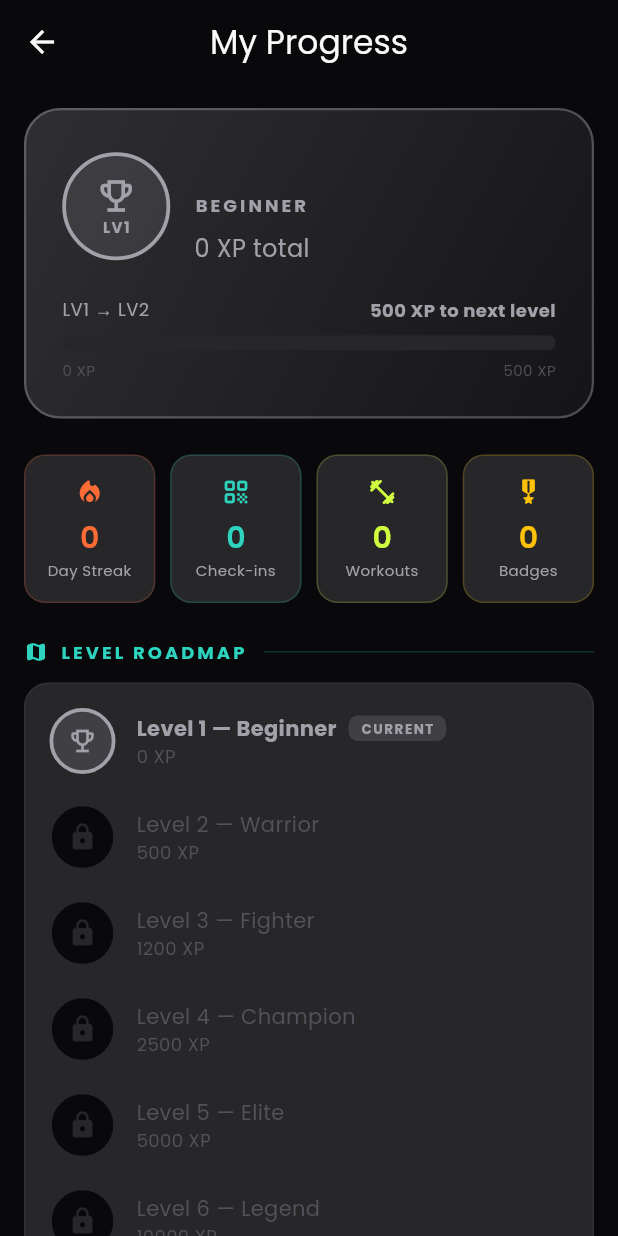
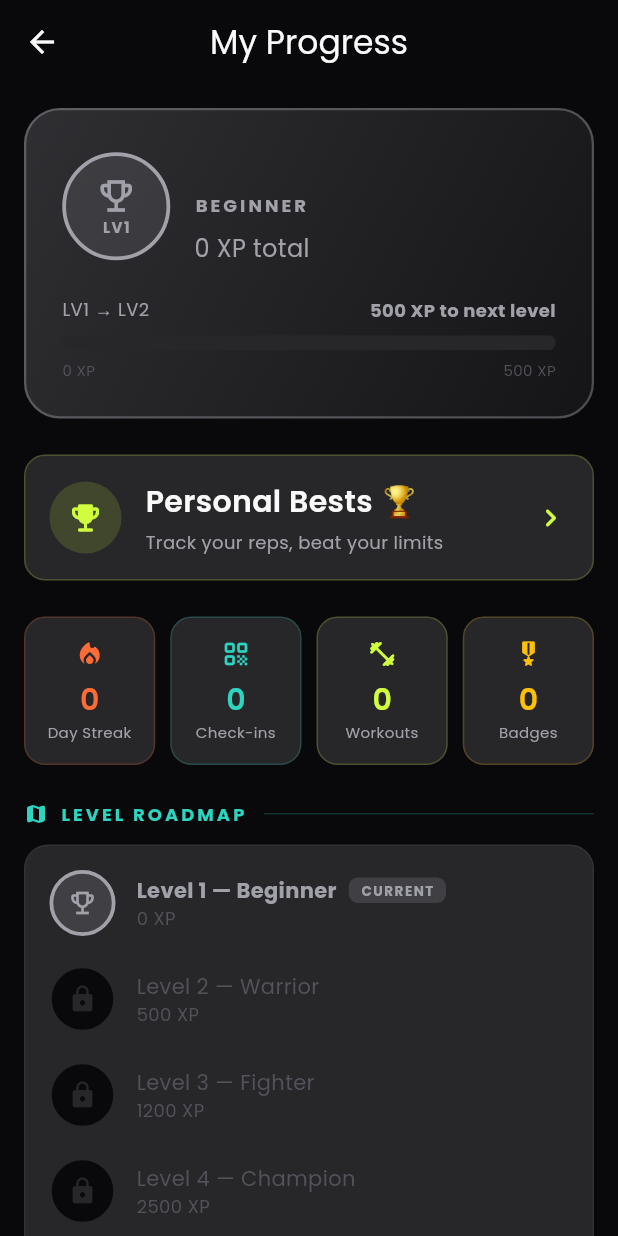
Before and after one commit to mindmonkey2/spring_health, a Flutter app: the XpScreen screen opened directly with empty values, on a phone screen of 412 x 824 dp. Run offline on Flutter 3.47's test engine with Material 3 defaults, Android fonts, the phone set to English and light mode, and no system bars; drawn by our look-alikes of flutter_animate; our stand-ins replace cloud_firestore, connectivity_plus, csv, firebase_auth, firebase_core, firebase_messaging and 14 more; missing offline and left inert: health, mailer, mobile_scanner, razorpay_flutter; accounts and stored records are empty.

```diff
--- a/spring_health_member_app/lib/screens/gamification/xp_screen.dart
+++ b/spring_health_member_app/lib/screens/gamification/xp_screen.dart
@@ -4,6 +4,7 @@ import '../../core/theme/app_colors.dart';
 import '../../core/theme/app_text_styles.dart';
 import '../../models/gamification_model.dart';
 import '../../services/gamification_service.dart';
+import 'personal_best_screen.dart';
 
 class XpScreen extends StatelessWidget {
   final String memberId;
@@ -44,6 +45,10 @@ class XpScreen extends StatelessWidget {
               children: [
                 // ✅ Hero XP Card
                 _buildXpHeroCard(data, level),
+                const SizedBox(height: 24),
+
+                // ✅ Personal Best Banner
+                _buildPersonalBestBanner(context),
                 const SizedBox(height: 24),
 
                 // ✅ Stats Row
@@ -717,6 +722,72 @@ class XpScreen extends StatelessWidget {
         }
 
         // ─────────────────────────────────────────
+        // PERSONAL BEST BANNER
+        // ─────────────────────────────────────────
+        Widget _buildPersonalBestBanner(BuildContext context) {
+          return GestureDetector(
+            onTap: () {
+              Navigator.push(
+                context,
+                MaterialPageRoute(builder: (_) => const PersonalBestScreen()),
+              );
+            },
+            child: Container(
+              padding: const EdgeInsets.all(16),
+              decoration: BoxDecoration(
+                color: AppColors.cardSurface,
+                borderRadius: BorderRadius.circular(14),
+                border: Border.all(
+                  color: AppColors.neonLime.withValues(alpha: 0.2),
+                ),
+              ),
+              child: Row(
+                children: [
+                  Container(
+                    width: 48,
+                    height: 48,
+                    decoration: BoxDecoration(
+                      shape: BoxShape.circle,
+                      color: AppColors.neonLime.withValues(alpha: 0.15),
+                    ),
+                    child: const Icon(
+                      Icons.emoji_events_rounded,
+                      color: AppColors.neonLime,
+                      size: 24,
+                    ),
+                  ),
+                  const SizedBox(width: 16),
+                  Expanded(
+                    child: Column(
+                      crossAxisAlignment: CrossAxisAlignment.start,
+                      children: [
+                        Text(
+                          'Personal Bests 🏆',
+                          style: AppTextStyles.heading3.copyWith(
+                            color: AppColors.white,
+                          ),
+                        ),
+                        const SizedBox(height: 4),
+                        Text(
+                          'Track your reps, beat your limits',
+                          style: AppTextStyles.caption.copyWith(
+                            color: AppColors.gray400,
+                          ),
+                        ),
+                      ],
+                    ),
+                  ),
+                  const Icon(
+                    Icons.chevron_right_rounded,
+                    color: AppColors.neonLime,
+                  ),
+                ],
+              ),
+            ).animate().fadeIn(delay: 100.ms).slideX(begin: 0.05, end: 0),
+          );
+        }
+
+        // ─────────────────────────────────────────
         // HELPERS
         // ─────────────────────────────────────────
         Widget _buildSectionTitle(
```
